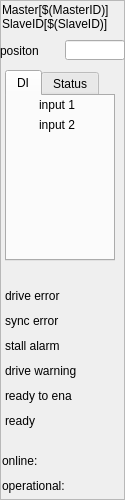
Old version of the form qt/ecmcEx70x7.ui in the repository paulscherrerinstitute/ecmccfg.
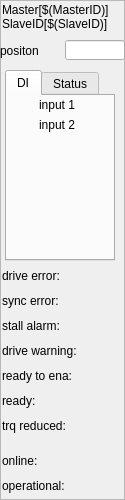
New version of the form. Custom widgets are drawn as their Qt base class.

Commit message: EL70XX: Add record for torque reduced (and update panel)

Patch:
```diff
--- a/qt/ecmcEx70x7.ui
+++ b/qt/ecmcEx70x7.ui
@@ -161,8 +161,8 @@
   <widget class="caLabel" name="calabel_3">
    <property name="geometry">
     <rect>
-     <x>5</x>
-     <y>285</y>
+     <x>2</x>
+     <y>265</y>
      <width>90</width>
      <height>22</height>
     </rect>
@@ -171,14 +171,14 @@
     <string>&lt;html&gt;&lt;head/&gt;&lt;body&gt;&lt;p&gt;E-Bus Power Status&lt;/p&gt;&lt;/body&gt;&lt;/html&gt;</string>
    </property>
    <property name="text">
-    <string>drive error</string>
+    <string>drive error:</string>
    </property>
   </widget>
   <widget class="caLed" name="caled_3">
    <property name="geometry">
     <rect>
-     <x>102</x>
-     <y>285</y>
+     <x>100</x>
+     <y>265</y>
      <width>22</width>
      <height>22</height>
     </rect>
@@ -222,8 +222,8 @@
   <widget class="caLed" name="caled_6">
    <property name="geometry">
     <rect>
-     <x>102</x>
-     <y>310</y>
+     <x>100</x>
+     <y>290</y>
      <width>22</width>
      <height>22</height>
     </rect>
@@ -267,8 +267,8 @@
   <widget class="caLabel" name="calabel_7">
    <property name="geometry">
     <rect>
-     <x>5</x>
-     <y>310</y>
+     <x>2</x>
+     <y>290</y>
      <width>90</width>
      <height>22</height>
     </rect>
@@ -277,14 +277,14 @@
     <string>&lt;html&gt;&lt;head/&gt;&lt;body&gt;&lt;p&gt;E-Bus Power Status&lt;/p&gt;&lt;/body&gt;&lt;/html&gt;</string>
    </property>
    <property name="text">
-    <string>sync error</string>
+    <string>sync error:</string>
    </property>
   </widget>
   <widget class="caLed" name="caled_5">
    <property name="geometry">
     <rect>
-     <x>102</x>
-     <y>335</y>
+     <x>100</x>
+     <y>315</y>
      <width>22</width>
      <height>22</height>
     </rect>
@@ -328,8 +328,8 @@
   <widget class="caLabel" name="calabel_6">
    <property name="geometry">
     <rect>
-     <x>5</x>
-     <y>335</y>
+     <x>2</x>
+     <y>315</y>
      <width>90</width>
      <height>22</height>
     </rect>
@@ -338,14 +338,14 @@
     <string>&lt;html&gt;&lt;head/&gt;&lt;body&gt;&lt;p&gt;E-Bus Power Status&lt;/p&gt;&lt;/body&gt;&lt;/html&gt;</string>
    </property>
    <property name="text">
-    <string>stall alarm</string>
+    <string>stall alarm:</string>
    </property>
   </widget>
   <widget class="caLed" name="caled_7">
    <property name="geometry">
     <rect>
-     <x>102</x>
-     <y>360</y>
+     <x>100</x>
+     <y>340</y>
      <width>22</width>
      <height>22</height>
     </rect>
@@ -389,8 +389,8 @@
   <widget class="caLabel" name="calabel_8">
    <property name="geometry">
     <rect>
-     <x>5</x>
-     <y>360</y>
+     <x>2</x>
+     <y>340</y>
      <width>90</width>
      <height>22</height>
     </rect>
@@ -399,7 +399,7 @@
     <string>&lt;html&gt;&lt;head/&gt;&lt;body&gt;&lt;p&gt;E-Bus Power Status&lt;/p&gt;&lt;/body&gt;&lt;/html&gt;</string>
    </property>
    <property name="text">
-    <string>drive warning</string>
+    <string>drive warning:</string>
    </property>
   </widget>
   <widget class="QFrame" name="frame">
@@ -536,8 +536,8 @@
    <widget class="caLabel" name="calabel_10">
     <property name="geometry">
      <rect>
-      <x>5</x>
-      <y>385</y>
+      <x>2</x>
+      <y>365</y>
       <width>90</width>
       <height>22</height>
      </rect>
@@ -546,14 +546,14 @@
      <string>&lt;html&gt;&lt;head/&gt;&lt;body&gt;&lt;p&gt;E-Bus Power Status&lt;/p&gt;&lt;/body&gt;&lt;/html&gt;</string>
     </property>
     <property name="text">
-     <string>ready to ena</string>
+     <string>ready to ena:</string>
     </property>
    </widget>
    <widget class="caLed" name="caled_4">
     <property name="geometry">
      <rect>
-      <x>102</x>
-      <y>385</y>
+      <x>100</x>
+      <y>365</y>
       <width>22</width>
       <height>22</height>
      </rect>
@@ -597,8 +597,8 @@
    <widget class="caLed" name="caled_8">
     <property name="geometry">
      <rect>
-      <x>102</x>
-      <y>410</y>
+      <x>100</x>
+      <y>390</y>
       <width>22</width>
       <height>22</height>
      </rect>
@@ -642,8 +642,8 @@
    <widget class="caLabel" name="calabel_11">
     <property name="geometry">
      <rect>
-      <x>5</x>
-      <y>410</y>
+      <x>2</x>
+      <y>390</y>
       <width>90</width>
       <height>22</height>
      </rect>
@@ -652,7 +652,68 @@
      <string>&lt;html&gt;&lt;head/&gt;&lt;body&gt;&lt;p&gt;E-Bus Power Status&lt;/p&gt;&lt;/body&gt;&lt;/html&gt;</string>
     </property>
     <property name="text">
-     <string>ready</string>
+     <string>ready:</string>
+    </property>
+   </widget>
+   <widget class="caLabel" name="calabel_13">
+    <property name="geometry">
+     <rect>
+      <x>2</x>
+      <y>415</y>
+      <width>90</width>
+      <height>22</height>
+     </rect>
+    </property>
+    <property name="toolTip">
+     <string>&lt;html&gt;&lt;head/&gt;&lt;body&gt;&lt;p&gt;E-Bus Power Status&lt;/p&gt;&lt;/body&gt;&lt;/html&gt;</string>
+    </property>
+    <property name="text">
+     <string>trq reduced:</string>
+    </property>
+   </widget>
+   <widget class="caLed" name="caled_9">
+    <property name="geometry">
+     <rect>
+      <x>100</x>
+      <y>415</y>
+      <width>22</width>
+      <height>22</height>
+     </rect>
+    </property>
+    <property name="toolTip">
+     <string/>
+    </property>
+    <property name="rectangular">
+     <bool>true</bool>
+    </property>
+    <property name="gradientEnabled">
+     <bool>false</bool>
+    </property>
+    <property name="channel" stdset="0">
+     <string notr="true">$(IOC):m$(MasterID)s$(SlaveID)-Drv01-TrqRed</string>
+    </property>
+    <property name="colorMode">
+     <enum>caLed::Static</enum>
+    </property>
+    <property name="falseColor">
+     <color>
+      <red>160</red>
+      <green>160</green>
+      <blue>160</blue>
+     </color>
+    </property>
+    <property name="trueColor">
+     <color>
+      <red>0</red>
+      <green>0</green>
+      <blue>255</blue>
+     </color>
+    </property>
+    <property name="trueValue">
+     <string notr="true">1</string>
+    </property>
+    <property name="falseValue">
+     <string notr="true">0</string>
     </property>
    </widget>
   </widget>
```
The commit also changes 1 other file.
